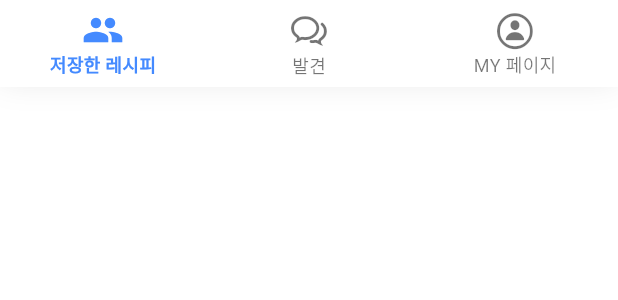
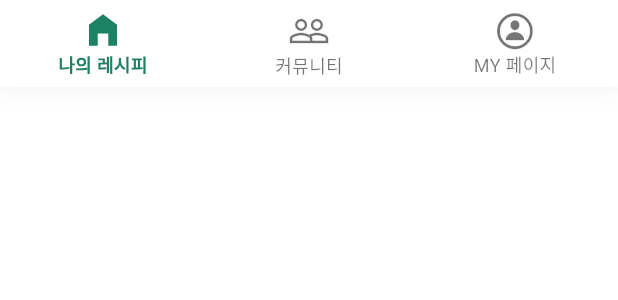
Before and after one commit to flutter-fantastic-four/cooki-app, a Flutter app: the HomeBottomNavigationBar widget shown alone on an empty page, opened directly, on a phone screen of 412 x 824 dp. Shown: the top 300 px of the screen. Run offline on Flutter 3.47's test engine with Material 3 defaults, Android fonts, the phone set to English and light mode, and no system bars; our stand-ins replace cached_network_image, cloud_firestore, firebase_ai, firebase_auth, firebase_core, firebase_crashlytics and 5 more; accounts and stored records are empty; generated files the repository leaves out were written again.

Commit message:
feat: Add 'generate' FAB to HomePage in My Recipies and Community tabs and change nav bar labels and icons

```diff
--- a/lib/presentation/pages/home/widgets/home_bottom_navigation_bar.dart
+++ b/lib/presentation/pages/home/widgets/home_bottom_navigation_bar.dart
@@ -1,3 +1,4 @@
+import 'package:cooki/app/constants/app_colors.dart';
 import 'package:flutter/cupertino.dart';
 import 'package:flutter/material.dart';
 import 'package:flutter_riverpod/flutter_riverpod.dart';
@@ -35,19 +36,19 @@ class HomeBottomNavigationBar extends StatelessWidget {
               fontWeight: FontWeight.bold,
             ),
             unselectedLabelStyle: const TextStyle(fontSize: 12),
-            selectedItemColor: Colors.blueAccent,
+            selectedItemColor: AppColors.primary,
             items: const [
+              BottomNavigationBarItem(
+                icon: Icon(Icons.home_outlined),
+                activeIcon: Icon(Icons.home_filled),
+                label: '나의 레시피',
+                tooltip: '나의 레시피',
+              ),
               BottomNavigationBarItem(
                 icon: Icon(Icons.people_outline),
                 activeIcon: Icon(Icons.people),
-                label: '저장한 레시피',
-                tooltip: '저장한 레시피',
-              ),
-              BottomNavigationBarItem(
-                icon: Icon(CupertinoIcons.chat_bubble_2),
-                activeIcon: Icon(CupertinoIcons.chat_bubble_2_fill),
-                label: '발견',
-                tooltip: '발견',
+                label: '커뮤니티',
+                tooltip: '커뮤니티',
               ),
               BottomNavigationBarItem(
                 icon: Icon(CupertinoIcons.person_circle),
```
Also changed, not shown: lib/presentation/pages/home/home_page.dart (+23 -13 lines).
